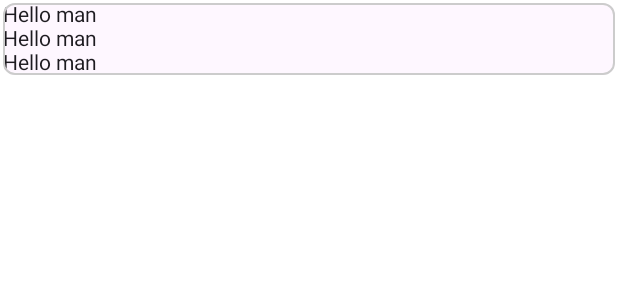
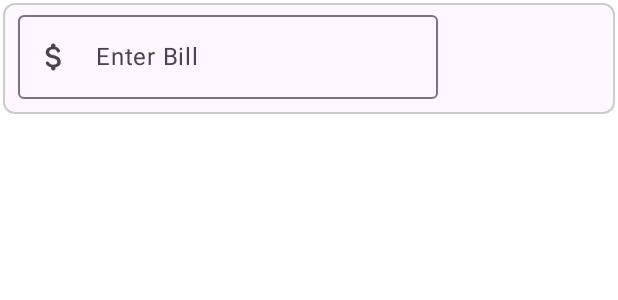
Before and after one commit to oddy-bassey/Android-Kotlin, an Android app built with Jetpack Compose: the @Preview function MainContent, on a phone screen of 412 x 824 dp. Shown: the top 300 px of the screen. Run offline under Robolectric (Android 15) with nearby library versions, the phone set to English and light mode, and no system bars.

```diff
--- a/JetTipApp/app/src/main/java/com/vaultcode/MainActivity.kt
+++ b/JetTipApp/app/src/main/java/com/vaultcode/MainActivity.kt
@@ -13,18 +13,24 @@ import androidx.compose.foundation.layout.padding
 import androidx.compose.foundation.shape.CircleShape
 import androidx.compose.foundation.shape.CornerSize
 import androidx.compose.foundation.shape.RoundedCornerShape
+import androidx.compose.foundation.text.KeyboardActions
 import androidx.compose.material3.MaterialTheme
 import androidx.compose.material3.Surface
 import androidx.compose.material3.Text
 import androidx.compose.runtime.Composable
+import androidx.compose.runtime.mutableStateOf
+import androidx.compose.runtime.remember
 import androidx.compose.ui.Alignment
 import androidx.compose.ui.Modifier
 import androidx.compose.ui.draw.clip
 import androidx.compose.ui.graphics.Color
+import androidx.compose.ui.platform.LocalSoftwareKeyboardController
+import androidx.compose.ui.platform.SoftwareKeyboardController
 import androidx.compose.ui.text.TextStyle
 import androidx.compose.ui.text.font.FontWeight
 import androidx.compose.ui.tooling.preview.Preview
 import androidx.compose.ui.unit.dp
+import com.vaultcode.components.InputField
 import com.vaultcode.ui.theme.JetTipAppTheme
 
 class MainActivity : ComponentActivity() {
@@ -85,6 +91,13 @@ fun TopHeader(totalPerPerson: Double = 130.0) {
 @Preview
 @Composable
 fun MainContent() {
+    val totalBillState = remember {
+        mutableStateOf("")
+    }
+    val validState = remember(totalBillState.value) {
+        totalBillState.value.trim().isNotEmpty()
+    }
+    val keyboardController = LocalSoftwareKeyboardController.current
     Surface(
         modifier = Modifier
             .padding(2.dp)
@@ -93,9 +106,17 @@ fun MainContent() {
         border = BorderStroke(width = (1.dp), color = Color.LightGray)
     ) {
         Column {
-            Text(text = "Hello man")
-            Text(text = "Hello man")
-            Text(text = "Hello man")
+            InputField(valueState = totalBillState,
+                labelId = "Enter Bill",
+                enabled = true,
+                isSingleLine = true,
+                onAction = KeyboardActions {
+                    if(!validState) return@KeyboardActions
+
+                    // ToDo - onvaluechanged
+                    keyboardController?.hide()
+                }
+            )
         }
     }
 }
```
